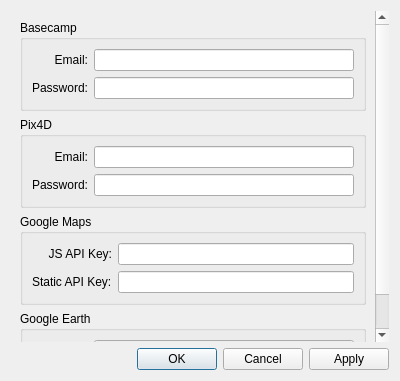
Old version of the form views/qt/settings_view.ui in the repository redline-forensics/auto-dm.
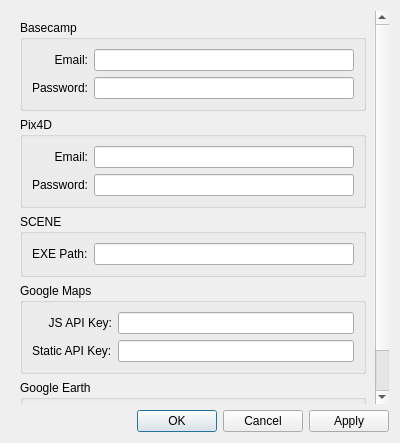
New version of the form. Icons and pictures are not drawn.

Commit message: Add simple Scene site automation

```diff
--- a/views/qt/settings_view.ui
+++ b/views/qt/settings_view.ui
@@ -7,7 +7,7 @@
     <x>0</x>
     <y>0</y>
     <width>400</width>
-    <height>381</height>
+    <height>443</height>
    </rect>
   </property>
   <property name="windowTitle">
@@ -32,7 +32,7 @@
         <x>0</x>
         <y>0</y>
         <width>382</width>
-        <height>332</height>
+        <height>394</height>
        </rect>
       </property>
       <layout class="QVBoxLayout" name="scroll_area_contents_layout">
@@ -112,6 +112,28 @@
          </layout>
         </widget>
        </item>
+       <item>
+        <widget class="QGroupBox" name="scene_grp">
+         <property name="title">
+          <string>SCENE</string>
+         </property>
+         <layout class="QFormLayout" name="scene_layout">
+          <property name="labelAlignment">
+           <set>Qt::AlignRight|Qt::AlignTrailing|Qt::AlignVCenter</set>
+          </property>
+          <item row="0" column="0">
+           <widget class="QLabel" name="scene_exe_path_lbl">
+            <property name="text">
+             <string>EXE Path:</string>
+            </property>
+           </widget>
+          </item>
+          <item row="0" column="1">
+           <widget class="QLineEdit" name="scene_exe_path_edit"/>
+          </item>
+         </layout>
+        </widget>
+       </item>
        <item>
         <widget class="QGroupBox" name="google_maps_grp">
          <property name="title">
```
The commit also changes 12 other files.
